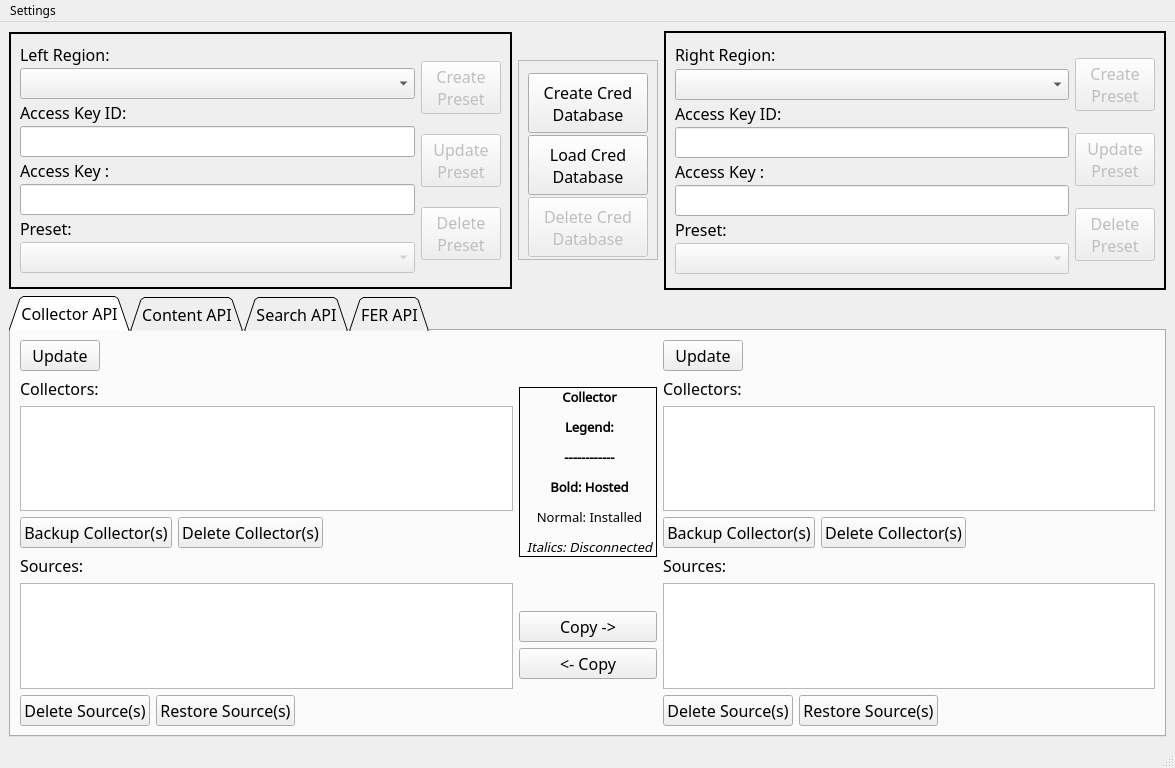
Above: data/sumotoolbox.ui from SumoLogic/sumologictoolbox before the change. Below: the same form after it.
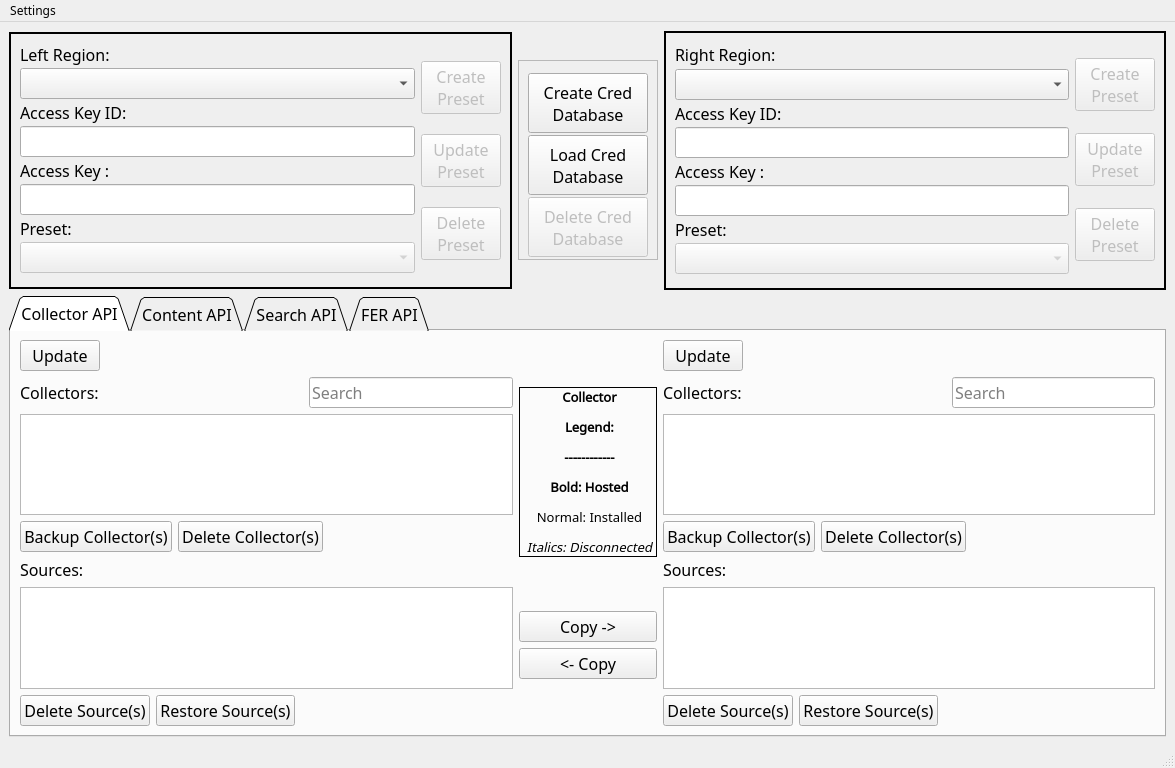
That is the form after the change.

Patch:
```diff
--- a/data/sumotoolbox.ui
+++ b/data/sumotoolbox.ui
@@ -842,6 +842,13 @@
               </property>
              </spacer>
             </item>
+            <item>
+             <widget class="QLineEdit" name="lineEditCollectorSearchLeft">
+              <property name="placeholderText">
+               <string>Search</string>
+              </property>
+             </widget>
+            </item>
            </layout>
           </item>
           <item>
@@ -1174,6 +1181,13 @@
               </property>
              </spacer>
             </item>
+            <item>
+             <widget class="QLineEdit" name="lineEditCollectorSearchRight">
+              <property name="placeholderText">
+               <string>Search</string>
+              </property>
+             </widget>
+            </item>
            </layout>
           </item>
           <item>
```
Left out of the diff: 4 changed lines with no effect on the pictures.
